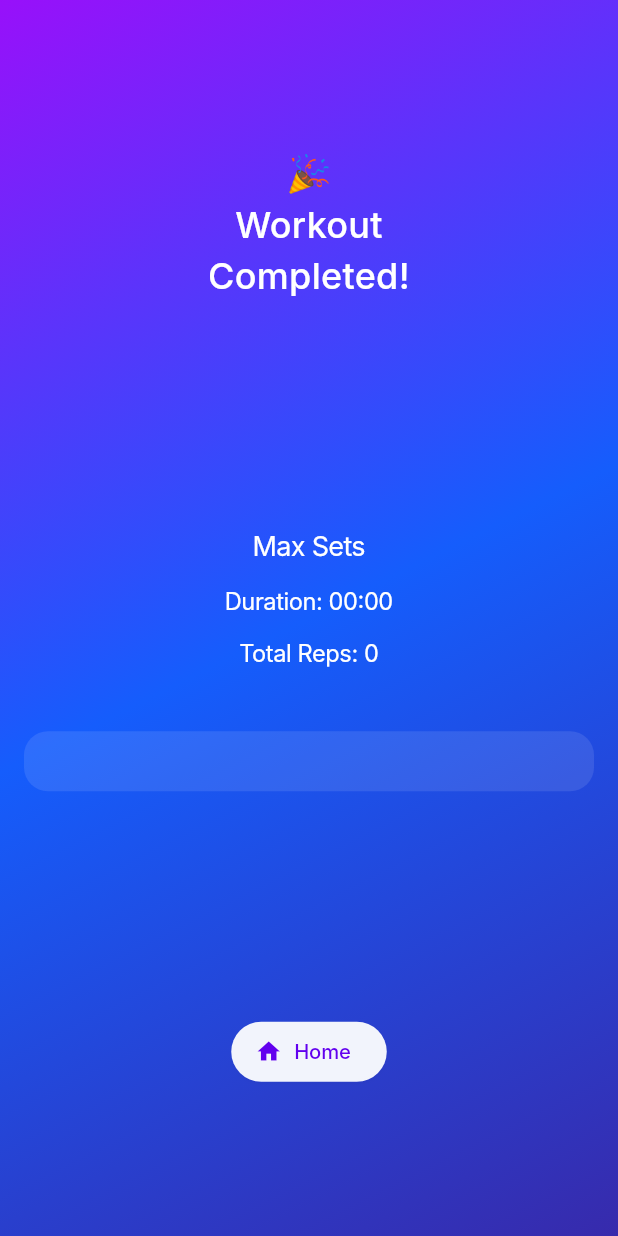
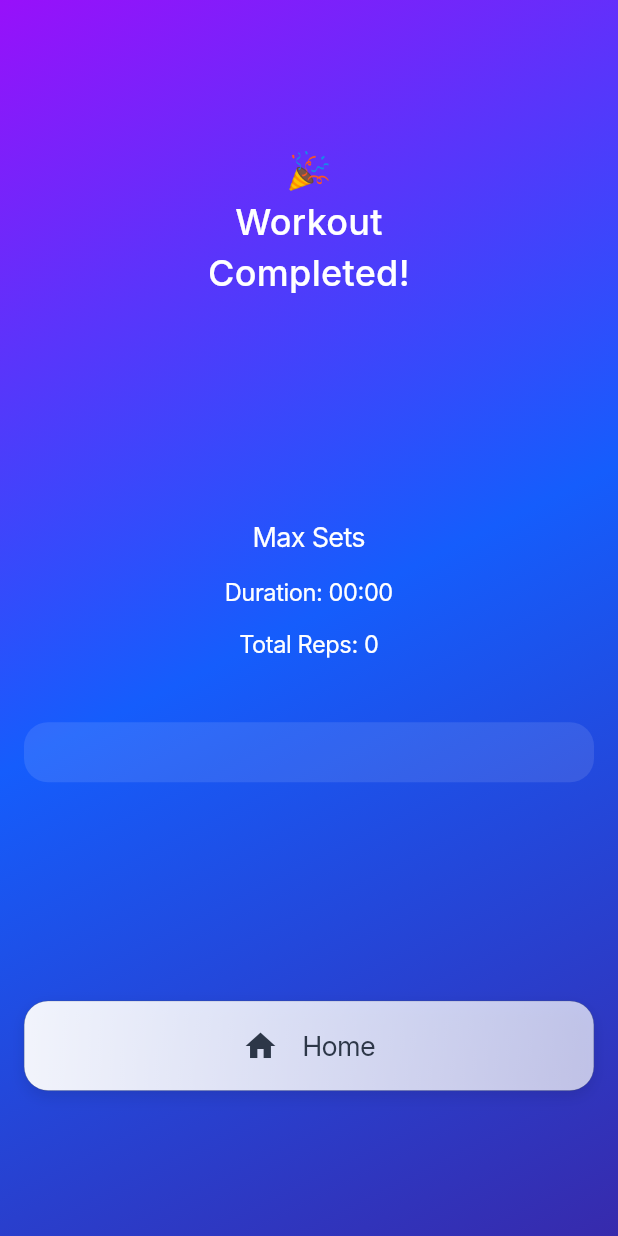
Before and after one commit to SaturnFromTitan/pull-up-ritual, a Flutter app: the SuccessScreen screen opened directly with empty values, on a phone screen of 412 x 824 dp. Run offline on Flutter 3.47's test engine with Material 3 defaults, Android fonts, the phone set to English and light mode, and no system bars; Roboto replaces fonts that are missing (Inter).

Commit message:
feat: style home exit/home button

```diff
--- a/lib/common/widgets/home_button.dart
+++ b/lib/common/widgets/home_button.dart
@@ -3,6 +3,8 @@ import 'package:provider/provider.dart';
 
 import 'package:pull_up_ritual/common/shell_screen.dart';
 import 'package:pull_up_ritual/common/providers/app_provider.dart';
+import 'package:pull_up_ritual/common/themes/app_colors.dart';
+import 'package:pull_up_ritual/common/widgets/gradient_button.dart';
 
 class HomeButton extends StatelessWidget {
   final String text;
@@ -11,7 +13,7 @@ class HomeButton extends StatelessWidget {
 
   @override
   Widget build(BuildContext context) {
-    return ElevatedButton.icon(
+    return GradientButton(
       onPressed: () {
         context.read<AppProvider>().resetTab();
 
@@ -19,8 +21,9 @@ class HomeButton extends StatelessWidget {
           context,
         ).pushNamedAndRemoveUntil(Shell.route, (route) => false);
       },
+      text: text,
       icon: Icon(icon),
-      label: Text(text),
+      gradient: AppGradients.light,
     );
   }
 }
```
